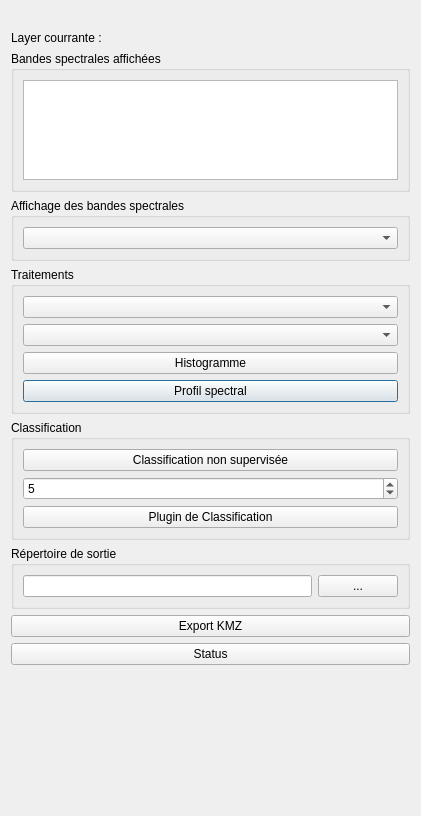
CS-SI/TerreImage, file ui_qgiseducation.ui: the form before one commit.
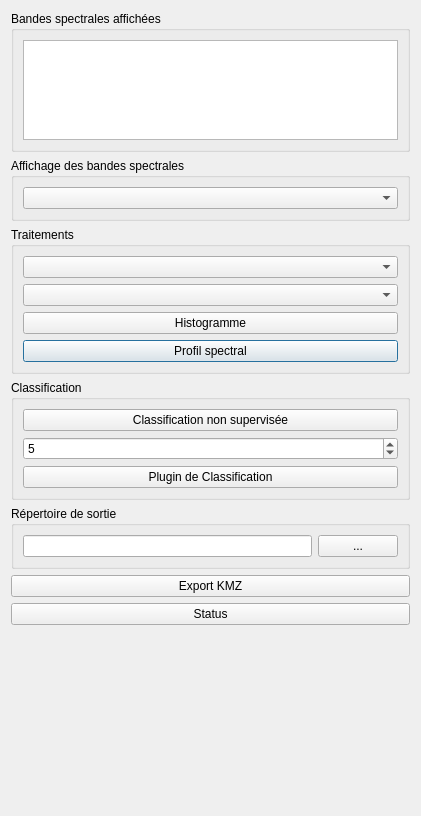
The form after the commit.

Commit message: enlevé label working layer

What changed in the file:
```diff
--- a/ui_qgiseducation.ui
+++ b/ui_qgiseducation.ui
@@ -14,20 +14,6 @@
    <string>QGISEducation</string>
   </property>
   <layout class="QVBoxLayout" name="verticalLayout">
-   <item>
-    <widget class="QLabel" name="label_working_layer">
-     <property name="text">
-      <string/>
-     </property>
-    </widget>
-   </item>
-   <item>
-    <widget class="QLabel" name="label">
-     <property name="text">
-      <string>Layer courrante :</string>
-     </property>
-    </widget>
-   </item>
    <item>
     <widget class="QGroupBox" name="groupBox_2">
      <property name="sizePolicy">
```
The commit also changes 1 other file.
